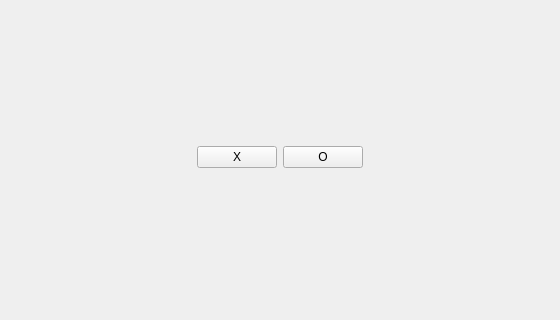
This is semester-3/lab-2/src/mainwindow.ui in OwlCodR/labs as Qt 5 draws it before an edit; both pictures show x 0 to 560 and y 0 to 320 of the 560 by 600 pixel window. The edited form follows.
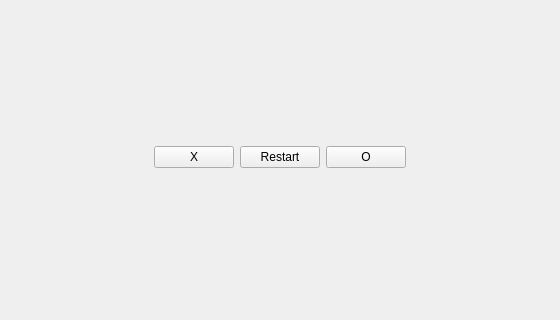
This is the edited form.

Commit message: :sparkles: Added Restart button and bot's first move

```diff
--- a/semester-3/lab-2/src/mainwindow.ui
+++ b/semester-3/lab-2/src/mainwindow.ui
@@ -24,8 +24,8 @@
   </property>
   <property name="maximumSize">
    <size>
-    <width>560</width>
-    <height>600</height>
+    <width>840</width>
+    <height>900</height>
    </size>
   </property>
   <property name="sizeIncrement">
@@ -122,6 +122,16 @@
               </property>
              </widget>
             </item>
+            <item>
+             <widget class="QPushButton" name="pushButton_Restart">
+              <property name="focusPolicy">
+               <enum>Qt::NoFocus</enum>
+              </property>
+              <property name="text">
+               <string>Restart</string>
+              </property>
+             </widget>
+            </item>
             <item>
              <widget class="QPushButton" name="pushButton_O">
               <property name="focusPolicy">
```
The commit also changes 6 other files.
